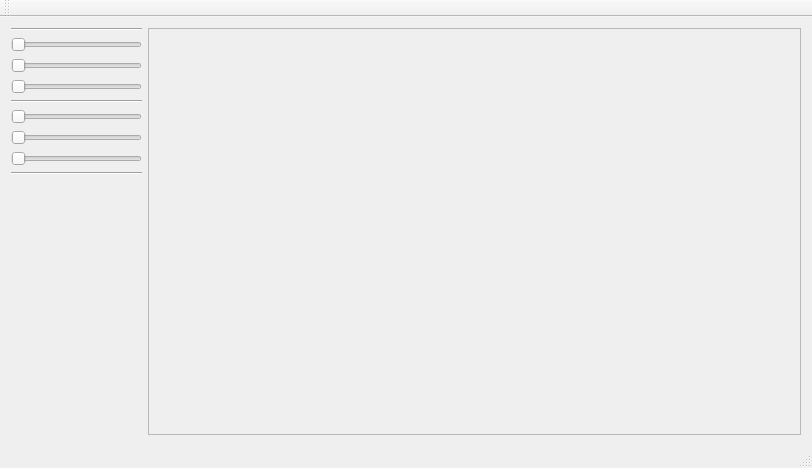
The window that src/VVRScene/window.ui (chrispap/VVRFramework) describes before a commit, drawn with Qt 5.
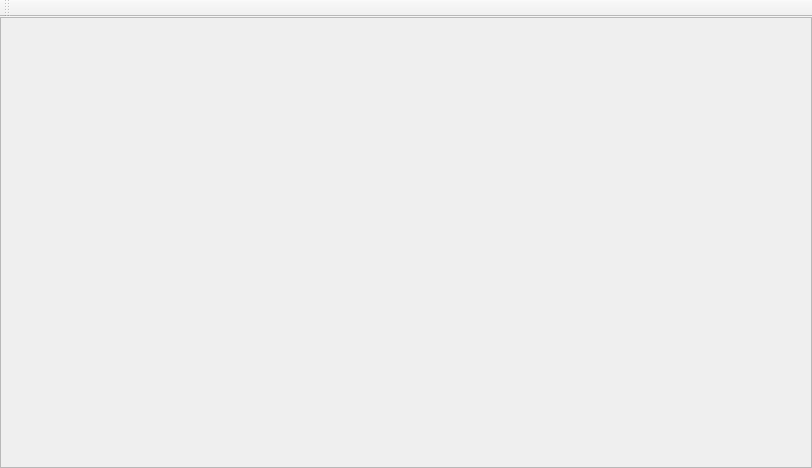
The same window after the commit.

Commit message: Quick impl of contour line editor

Diff of the .ui file:
```diff
--- a/src/VVRScene/window.ui
+++ b/src/VVRScene/window.ui
@@ -15,88 +15,20 @@
   </property>
   <widget class="QWidget" name="centralWidget">
    <layout class="QVBoxLayout" name="verticalLayout">
+    <property name="leftMargin">
+     <number>0</number>
+    </property>
+    <property name="topMargin">
+     <number>0</number>
+    </property>
+    <property name="rightMargin">
+     <number>0</number>
+    </property>
+    <property name="bottomMargin">
+     <number>0</number>
+    </property>
     <item>
-     <layout class="QHBoxLayout" name="horizontalLayout_0" stretch="1,5">
-      <item>
-       <layout class="QVBoxLayout" name="verticalLayout_0">
-        <item>
-         <widget class="Line" name="line_3">
-          <property name="orientation">
-           <enum>Qt::Horizontal</enum>
-          </property>
-         </widget>
-        </item>
-        <item>
-         <widget class="QSlider" name="slider_0">
-          <property name="orientation">
-           <enum>Qt::Horizontal</enum>
-          </property>
-         </widget>
-        </item>
-        <item>
-         <widget class="QSlider" name="slider_1">
-          <property name="orientation">
-           <enum>Qt::Horizontal</enum>
-          </property>
-         </widget>
-        </item>
-        <item>
-         <widget class="QSlider" name="slider_2">
-          <property name="orientation">
-           <enum>Qt::Horizontal</enum>
-          </property>
-         </widget>
-        </item>
-        <item>
-         <widget class="Line" name="line">
-          <property name="orientation">
-           <enum>Qt::Horizontal</enum>
-          </property>
-         </widget>
-        </item>
-        <item>
-         <widget class="QSlider" name="slider_3">
-          <property name="orientation">
-           <enum>Qt::Horizontal</enum>
-          </property>
-         </widget>
-        </item>
-        <item>
-         <widget class="QSlider" name="slider_4">
-          <property name="orientation">
-           <enum>Qt::Horizontal</enum>
-          </property>
-         </widget>
-        </item>
-        <item>
-         <widget class="QSlider" name="slider_5">
-          <property name="orientation">
-           <enum>Qt::Horizontal</enum>
-          </property>
-         </widget>
-        </item>
-        <item>
-         <widget class="Line" name="line_2">
-          <property name="orientation">
-           <enum>Qt::Horizontal</enum>
-          </property>
-         </widget>
-        </item>
-        <item>
-         <spacer name="verticalSpacer">
-          <property name="orientation">
-           <enum>Qt::Vertical</enum>
-          </property>
-          <property name="sizeHint" stdset="0">
-           <size>
-            <width>20</width>
-            <height>40</height>
-           </size>
-          </property>
-         </spacer>
-        </item>
-       </layout>
-      </item>
+     <layout class="QHBoxLayout" name="horizontalLayout_0" stretch="5">
       <item>
        <widget class="QScrollArea" name="scrollArea">
         <property name="widgetResizable">
@@ -107,8 +39,8 @@
           <rect>
            <x>0</x>
            <y>0</y>
-           <width>653</width>
-           <height>393</height>
+           <width>808</width>
+           <height>429</height>
           </rect>
          </property>
         </widget>
@@ -136,7 +68,6 @@
     <bool>false</bool>
    </attribute>
   </widget>
-  <widget class="QStatusBar" name="statusBar"/>
  </widget>
  <layoutdefault spacing="6" margin="11"/>
  <resources/>
```
Left out of the diff: 5 changed lines with no effect on the pictures. The commit also changes 8 other files.
